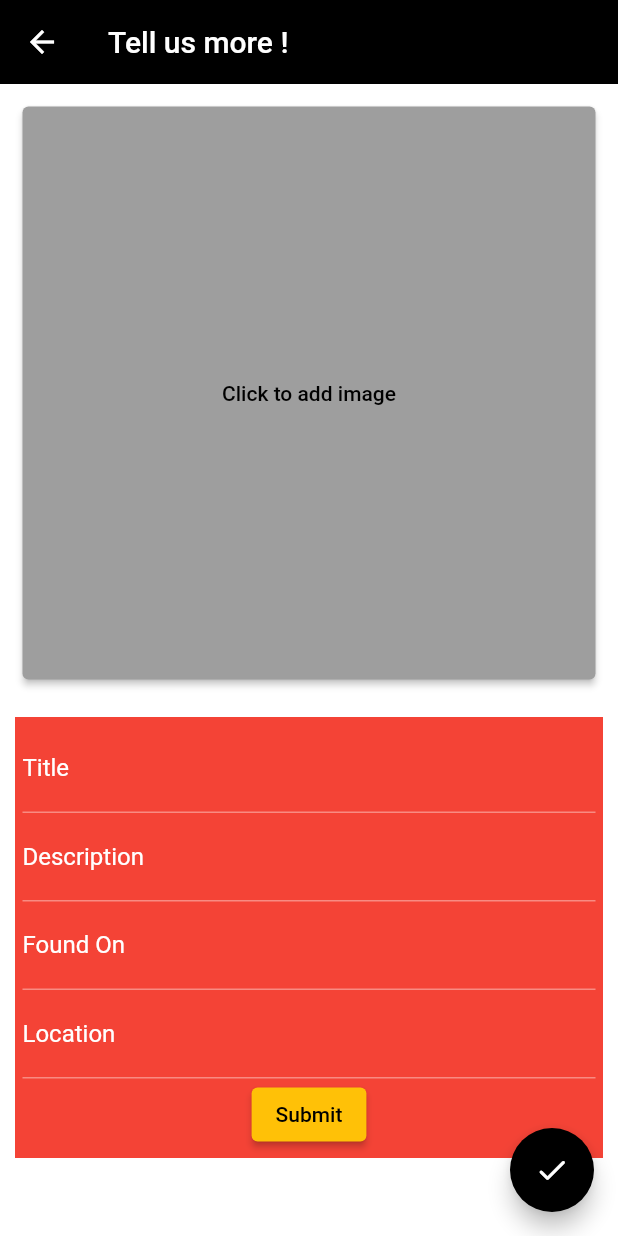
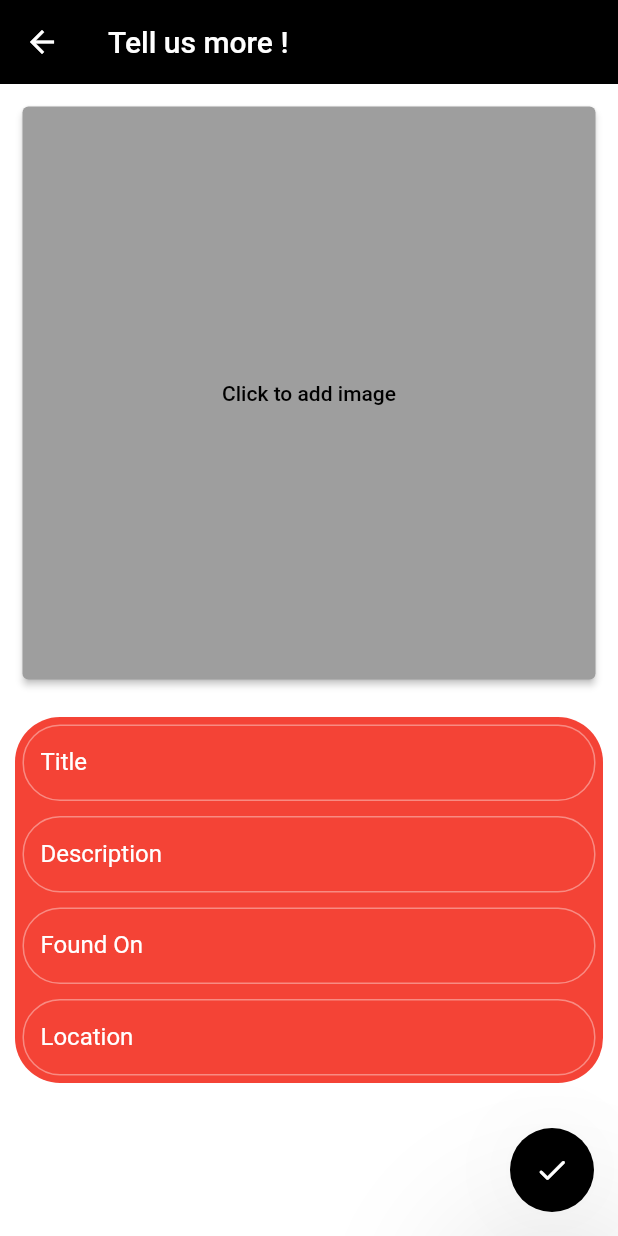
Before and after one commit to Tusharcoder18/lost_found_app, a Flutter app: the UploadPage screen opened directly, on a phone screen of 412 x 824 dp. Run offline on Flutter 3.47's test engine with Material 2 defaults, Android fonts, the phone set to English and light mode, and no system bars; drawn by our look-alikes of flutter_form_builder; our stand-ins replace carousel_slider, cloud_firestore, firebase_auth, firebase_core, firebase_storage, font_awesome_flutter and 2 more; missing offline and left inert: flutter_facebook_login; accounts and stored records are empty; Roboto replaces fonts that are missing (OpenSans).

Commit message:
Everything expect image display working gg

```diff
--- a/lib/screens/home_screen.dart
+++ b/lib/screens/home_screen.dart
@@ -1,5 +1,5 @@
 import 'package:flutter/material.dart';
-import 'package:lost_found_app/screens/uploadPage2.dart';
+import 'package:lost_found_app/screens/uploadPage.dart';
 import 'package:lost_found_app/services/authentication_service.dart';
 import 'package:provider/provider.dart';
 
--- a/lib/screens/uploadPage.dart
+++ b/lib/screens/uploadPage.dart
@@ -26,7 +26,10 @@ class _UploadPageState extends State<UploadPage> {
     return Scaffold(
       backgroundColor: Colors.white,
       floatingActionButton: FloatingActionButton(
-        onPressed: () {},
+        elevation: 50,
+        onPressed: () {
+          uploader.uploadInfo();
+        },
         child: Icon(
           Icons.done_rounded,
           color: Colors.white,
@@ -98,14 +101,35 @@ class _UploadPageState extends State<UploadPage> {
                 Container(
                   margin: EdgeInsets.all(10),
                   padding: EdgeInsets.all(5),
-                  color: Colors.red,
+                  // color: Colors.red,
+                  decoration: BoxDecoration(
+                      borderRadius: BorderRadius.circular(30),
+                      color: Colors.red),
                   child: FormBuilder(
                     key: _formKey,
-                    child: Column(
+                    child: Wrap(
+                      spacing: 10,
+                      runSpacing: 10,
+                      // mainAxisAlignment: MainAxisAlignment.spaceEvenly,
+                      // crossAxisAlignment: CrossAxisAlignment.stretch,
                       children: [
                         FormBuilderTextField(
                           name: 'ItemTitle',
-                          decoration: InputDecoration(labelText: 'Title'),
+                          decoration: InputDecoration(
+                            hintStyle: TextStyle(color: Colors.white),
+                            border: new OutlineInputBorder(
+                              borderRadius:
+                                  BorderRadius.all(Radius.circular(25)),
+                              borderSide: new BorderSide(color: Colors.white),
+                            ),
+                            focusedBorder: OutlineInputBorder(
+                                borderRadius:
+                                    BorderRadius.all(Radius.circular(25)),
+                                borderSide: BorderSide(color: Colors.white)),
+                            // hintText: 'Enter Title',
+                            labelText: 'Title',
+                            isDense: true,
+                          ),
                           onChanged: (value) {
                             uploader.setName(value);
                           },
@@ -118,7 +142,21 @@ class _UploadPageState extends State<UploadPage> {
                         ),
                         FormBuilderTextField(
                           name: 'ItemTitle',
-                          decoration: InputDecoration(labelText: 'Description'),
+                          decoration: InputDecoration(
+                            hintStyle: TextStyle(color: Colors.white),
+                            border: new OutlineInputBorder(
+                              borderRadius:
+                                  BorderRadius.all(Radius.circular(25)),
+                              borderSide: new BorderSide(color: Colors.white),
+                            ),
+                            focusedBorder: OutlineInputBorder(
+                                borderRadius:
+                                    BorderRadius.all(Radius.circular(25)),
+                                borderSide: BorderSide(color: Colors.white)),
+                            // hintText: 'Enter Title',
+                            labelText: 'Description',
+                            isDense: true,
+                          ),
                           onChanged: (value) {
                             uploader.setDescription(value);
                           },
@@ -131,7 +169,21 @@ class _UploadPageState extends State<UploadPage> {
                         ),
                         FormBuilderTextField(
                           name: 'ItemTitle',
-                          decoration: InputDecoration(labelText: 'Found On'),
+                          decoration: InputDecoration(
+                            hintStyle: TextStyle(color: Colors.white),
+                            border: new OutlineInputBorder(
+                              borderRadius:
+                                  BorderRadius.all(Radius.circular(25)),
+                              borderSide: new BorderSide(color: Colors.white),
+                            ),
+                            focusedBorder: OutlineInputBorder(
+                                borderRadius:
+                                    BorderRadius.all(Radius.circular(25)),
+                                borderSide: BorderSide(color: Colors.white)),
+                            // hintText: 'Enter Title',
+                            labelText: 'Found On',
+                            isDense: true,
+                          ),
                           onChanged: (value) {
                             uploader.setPhone(value);
                           },
@@ -144,7 +196,21 @@ class _UploadPageState extends State<UploadPage> {
                         ),
                         FormBuilderTextField(
                           name: 'ItemTitle',
-                          decoration: InputDecoration(labelText: 'Location'),
+                          decoration: InputDecoration(
+                            hintStyle: TextStyle(color: Colors.white),
+                            border: new OutlineInputBorder(
+                              borderRadius:
+                                  BorderRadius.all(Radius.circular(25)),
+                              borderSide: new BorderSide(color: Colors.white),
+                            ),
+                            focusedBorder: OutlineInputBorder(
+                                borderRadius:
+                                    BorderRadius.all(Radius.circular(25)),
+                                borderSide: BorderSide(color: Colors.white)),
+                            // hintText: 'Enter Title',
+                            labelText: 'Location',
+                            isDense: true,
+                          ),
                           onChanged: (value) {
                             uploader.setEmail(value);
                           },
@@ -154,18 +220,6 @@ class _UploadPageState extends State<UploadPage> {
                             FormBuilderValidators.max(context, 70),
                           ]),
                           keyboardType: TextInputType.streetAddress,
-                        ),
-                        Center(
-                          child: ElevatedButton(
-                            style: ButtonStyle(
-                              backgroundColor: MaterialStateProperty.all<Color>(
-                                  Colors.amber),
-                            ),
-                            child: Text('Submit'),
-                            onPressed: () {
-                              uploader.uploadInfo();
-                            },
-                          ),
                         )
                       ],
                     ),
--- a/lib/theme/dark_theme.dart
+++ b/lib/theme/dark_theme.dart
@@ -1,6 +1,7 @@
 import 'package:flutter/material.dart';
 
 get darkTheme => ThemeData(
+      hintColor: Colors.yellow,
       primarySwatch: Colors.grey,
       appBarTheme: AppBarTheme(
         brightness: Brightness.dark,
```
